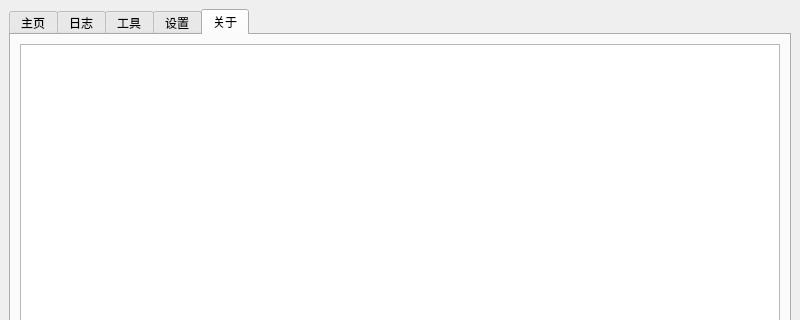
Before: the Qt Designer form Ui/AVDC_new.ui in KingPaggy/AVDC, drawn with Qt 5; both pictures show x 0 to 800 and y 0 to 320 of the 800 by 774 pixel window.
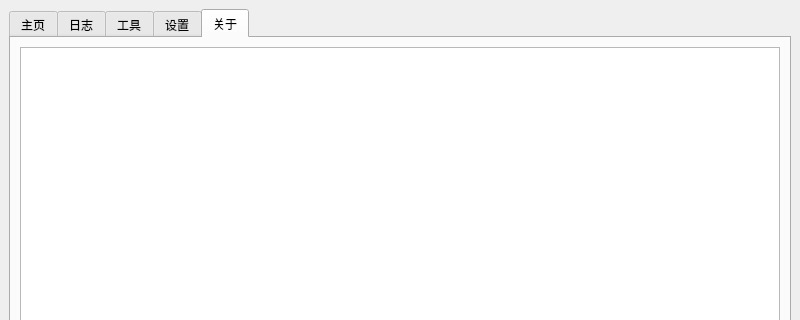
After: the same form once the commit is applied.

Commit message:
feat(ui): 更新UI字体为PingFang SC并添加字体替换脚本
修改主窗口字体为PingFang SC以改善显示效果
新增replace_font.py脚本用于批量替换字体设置

```diff
--- a/Ui/AVDC_new.ui
+++ b/Ui/AVDC_new.ui
@@ -10,6 +10,11 @@
     <height>774</height>
    </rect>
   </property>
+  <property name="font">
+   <font>
+    <family>PingFang SC</family>
+   </font>
+  </property>
   <property name="minimumSize">
    <size>
     <width>800</width>
```
The commit also changes 5 other files.
